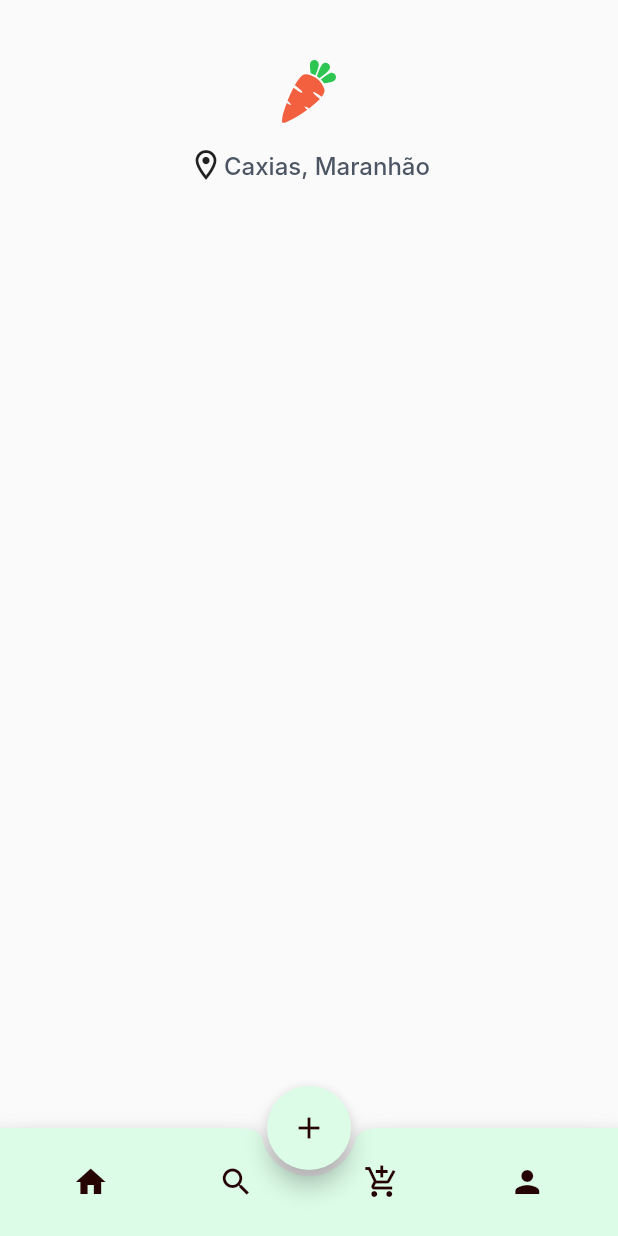
After one commit to antonioclaudioofc/loja-de-alimentos, a Flutter app: the HomePage screen opened by its route, on a phone screen of 412 x 824 dp. The commit adds this screen. Run offline on Flutter 3.47's test engine with Material 2 defaults, Android fonts, the phone set to English and light mode, and no system bars; our stand-ins replace flutter_svg; Roboto replaces fonts that are missing (Inter).

Commit message:
create main context

```diff
--- a/lib/src/pages/home/home_page.dart
+++ b/lib/src/pages/home/home_page.dart
@@ -1,4 +1,7 @@
+import 'package:carrot_feirinha/src/shared/components/context_main.dart';
 import 'package:flutter/material.dart';
+
+import '../../app/app.dart';
 
 class HomePage extends StatefulWidget {
   const HomePage({super.key});
@@ -11,31 +14,49 @@ class _HomePageState extends State<HomePage> {
   @override
   Widget build(BuildContext context) {
     return Scaffold(
-      backgroundColor: Colors.white,
-      bottomNavigationBar: BottomNavigationBar(
-        items: const <BottomNavigationBarItem>[
-          BottomNavigationBarItem(
-            icon: Icon(Icons.home),
-            label: 'Inicio',
+      body: ContextMain(),
+      extendBody: true,
+      floatingActionButtonLocation: FloatingActionButtonLocation.centerDocked,
+      floatingActionButton: FloatingActionButton(
+        backgroundColor: AppColors.green100,
+        onPressed: () {},
+        child: Icon(
+          Icons.add,
+          color: AppColors.black,
+        ),
+      ),
+      bottomNavigationBar: BottomAppBar(
+        shape: CircularNotchedRectangle(),
+        color: AppColors.green100,
+        child: IconTheme(
+          child: Padding(
+            padding: EdgeInsets.all(12),
+            child: Row(
+              mainAxisAlignment: MainAxisAlignment.spaceAround,
+              children: [
+                IconButton(
+                  onPressed: () {},
+                  icon: Icon(Icons.home),
+                ),
+                IconButton(
+                  onPressed: () {},
+                  icon: Icon(Icons.search),
+                ),
+                IconButton(
+                  onPressed: () {},
+                  icon: Icon(Icons.add_shopping_cart),
+                ),
+                IconButton(
+                  onPressed: () {},
+                  icon: Icon(Icons.person),
+                ),
+              ],
+            ),
           ),
-          BottomNavigationBarItem(
-            icon: Icon(Icons.search),
-            label: 'Busca',
+          data: IconThemeData(
+            color: AppColors.black,
           ),
-          BottomNavigationBarItem(
-            icon: Icon(Icons.add),
-            label: 'Adicionar',
-          ),
-          BottomNavigationBarItem(
-            icon: Icon(Icons.add_shopping_cart),
-            label: 'Carrinho',
-          ),
-          BottomNavigationBarItem(
-            icon: Icon(Icons.person_outline),
-            label: 'Perfil',
-          ),
-        ],
-        selectedItemColor: Colors.amber[800],
+        ),
       ),
     );
   }
--- a/lib/src/shared/components/app_logo.dart
+++ b/lib/src/shared/components/app_logo.dart
@@ -16,7 +16,7 @@ class AppLogo extends StatelessWidget {
     return Padding(
       padding: const EdgeInsets.only(
         top: 40,
-        bottom: 44,
+        // bottom: 44,
       ),
       child: SvgPicture.asset(
         assetName,
--- /dev/null
+++ b/lib/src/shared/components/context_main.dart
@@ -0,0 +1,31 @@
+import 'package:carrot_feirinha/src/app/app_text_styles.dart';
+import 'package:carrot_feirinha/src/shared/components/app_logo.dart';
+import 'package:flutter/material.dart';
+
+class ContextMain extends StatelessWidget {
+  const ContextMain({super.key});
+
+  @override
+  Widget build(BuildContext context) {
+    return Column(
+      children: [
+        AppLogo(
+          width: 36,
+        ),
+        SizedBox(
+          height: 16,
+        ),
+        Row(
+          mainAxisAlignment: MainAxisAlignment.center,
+          children: [
+            Icon(Icons.location_on_outlined),
+            Text(
+              "Caxias, Maranhão",
+              style: AppTextStyles.labelInput,
+            )
+          ],
+        )
+      ],
+    );
+  }
+}
```
